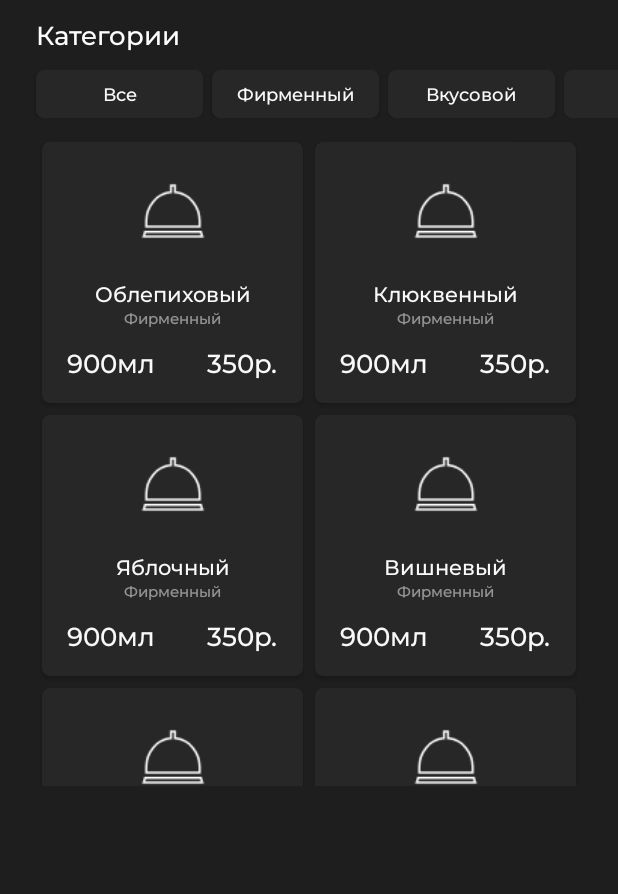
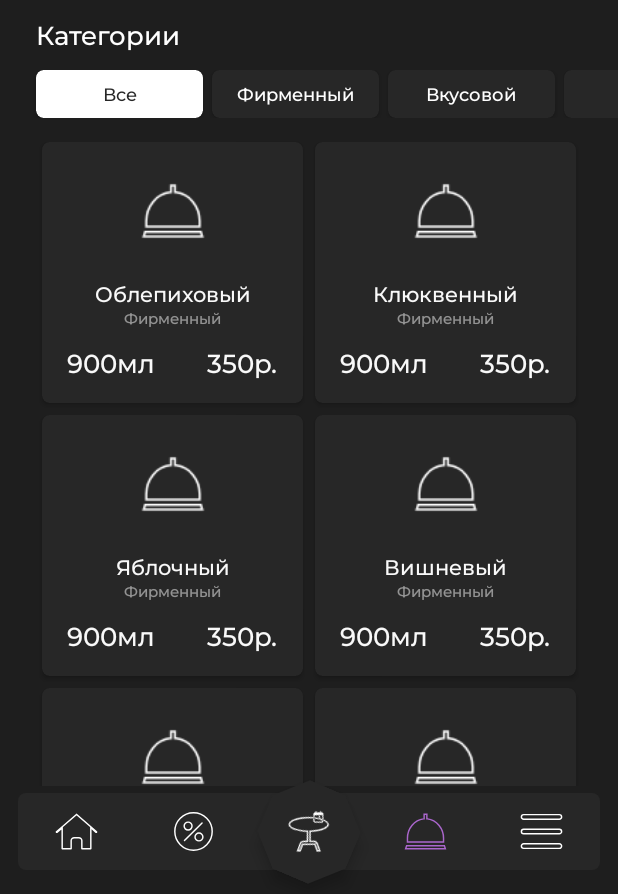
Before and after one commit to PineapplePractice-Hookah-MOB/InfernoHookah, an Android app: the DishesFragment screen opened through its navigation route, on a phone screen of 412 x 824 dp, the part 342-1236 px from its top. Run offline under Robolectric (Android 15) with nearby library versions, the phone set to English and light mode, and no system bars; our stand-ins replace CircleImageView, Dagger/Hilt's generated code, Room's generated code, navigation-ui; network calls fail; pictures from the network do not load.

Commit message:
Добавлены категории

```diff
--- a/app/src/main/java/com/pineapplepractice/infernohookah/data/Category.kt
+++ b/app/src/main/java/com/pineapplepractice/infernohookah/data/Category.kt
@@ -1,7 +1,7 @@
 package com.pineapplepractice.infernohookah.data
 
 data class Category(
-    val id: Int,
+    var id: Int,
     val name: String
 )
 
--- a/app/src/main/java/com/pineapplepractice/infernohookah/view/activity/MainActivity.kt
+++ b/app/src/main/java/com/pineapplepractice/infernohookah/view/activity/MainActivity.kt
@@ -82,7 +82,7 @@ class MainActivity : AppCompatActivity() {
     private fun checkUserLoggedIn(): Boolean {
         // Здесь необходимо реаоизовать логику проверки наличия токена в SharedPreferences
         // Возвращаем true, если пользователь авторизован, и false в противном случае.
-        return false
+        return true
     }
 
     fun launchDetailsFragment(promotion: Promotions, direction: Int, poster: ImageView) {
--- a/app/src/main/java/com/pineapplepractice/infernohookah/view/fragments/DishesFragment.kt
+++ b/app/src/main/java/com/pineapplepractice/infernohookah/view/fragments/DishesFragment.kt
@@ -1,18 +1,15 @@
 package com.pineapplepractice.infernohookah.view.fragments
 
-import android.nfc.Tag
 import android.os.Bundle
 import android.view.LayoutInflater
 import android.view.View
 import android.view.ViewGroup
-import android.widget.Toast
 import androidx.fragment.app.Fragment
 import androidx.fragment.app.viewModels
 import androidx.recyclerview.widget.RecyclerView
 import com.pineapplepractice.infernohookah.data.Category
 import com.pineapplepractice.infernohookah.data.listOfCategory
 import com.pineapplepractice.infernohookah.databinding.FragmentDishesBinding
-import com.pineapplepractice.infernohookah.view.activity.MainActivity
 import com.pineapplepractice.infernohookah.view.rvadapters.CategoryRecyclerAdapter
 import com.pineapplepractice.infernohookah.view.rvadapters.DishesRecyclerAdapter
 import com.pineapplepractice.infernohookah.viewmodel.DishesViewModel
--- a/app/src/main/java/com/pineapplepractice/infernohookah/view/rvadapters/CategoryRecyclerAdapter.kt
+++ b/app/src/main/java/com/pineapplepractice/infernohookah/view/rvadapters/CategoryRecyclerAdapter.kt
@@ -1,7 +1,10 @@
 package com.pineapplepractice.infernohookah.view.rvadapters
 
+import android.graphics.Color
 import android.view.LayoutInflater
 import android.view.ViewGroup
+import android.widget.TextView
+import androidx.cardview.widget.CardView
 import androidx.core.view.ViewCompat
 import androidx.recyclerview.widget.RecyclerView
 import com.pineapplepractice.infernohookah.R
@@ -13,6 +16,8 @@ class CategoryRecyclerAdapter(
     private var items: List<Category>,
     private val clickListener: OnItemClickListener
 ) : RecyclerView.Adapter<RecyclerView.ViewHolder>() {
+
+    private var selectedItemPosition: Int = 0
 
     override fun getItemCount() = items.size
 
@@ -26,14 +31,30 @@ class CategoryRecyclerAdapter(
         )
     }
 
-    override fun onBindViewHolder(holder: RecyclerView.ViewHolder, position: Int) {
+    override fun onBindViewHolder(
+        holder: RecyclerView.ViewHolder,
+        position: Int
+    ) {
         when (holder) {
             is CategoryViewHolder -> {
                 ViewCompat.setTransitionName(
                     holder.itemView.findViewById(R.id.categoryCV),
                     items[position].id.toString()
                 )
-                holder.bind(items[position], clickListener)
+                holder.bind(items[position], clickListener.also{
+                    if (selectedItemPosition == position) {
+                        holder.itemView.findViewById<CardView>(R.id.categoryCV)
+                            .setCardBackgroundColor(Color.WHITE)
+                        holder.itemView.findViewById<TextView>(R.id.categoryCVText)
+                            .setTextColor(Color.parseColor("#272727"))
+                    } else {
+                        holder.itemView.findViewById<CardView>(R.id.categoryCV)
+                            .setCardBackgroundColor(Color.parseColor("#272727"))
+                        holder.itemView.findViewById<TextView>(R.id.categoryCVText)
+                            .setTextColor(Color.WHITE)
+                    }
+                })
+
             }
         }
     }
@@ -43,9 +64,4 @@ class CategoryRecyclerAdapter(
         fun click(category: Category)
     }
 
-    fun updateData(list: List<Category>) {
-        this.items = list
-        notifyDataSetChanged()
-    }
-
 }
--- a/app/src/main/res/layout/item_category.xml
+++ b/app/src/main/res/layout/item_category.xml
@@ -6,6 +6,7 @@
     android:layout_marginEnd="6dp"
     xmlns:app="http://schemas.android.com/apk/res-auto"
     app:cardCornerRadius="5dp"
+    android:foreground="?android:attr/selectableItemBackground"
     app:cardBackgroundColor="@color/card_background">
 
     <TextView
```
